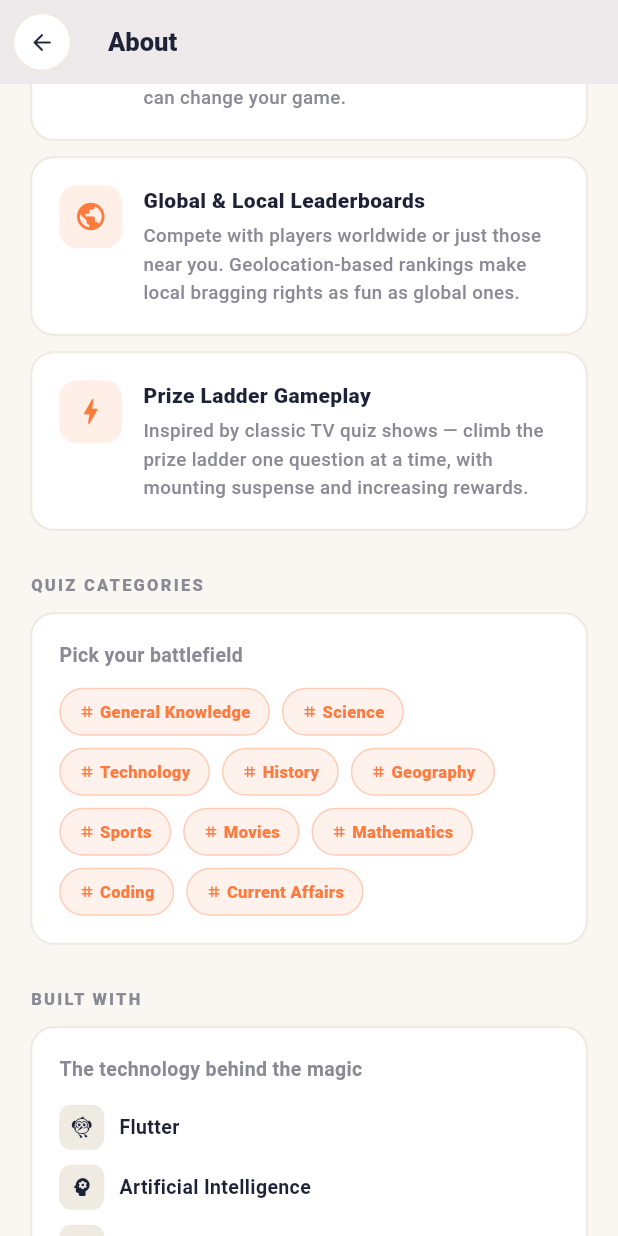
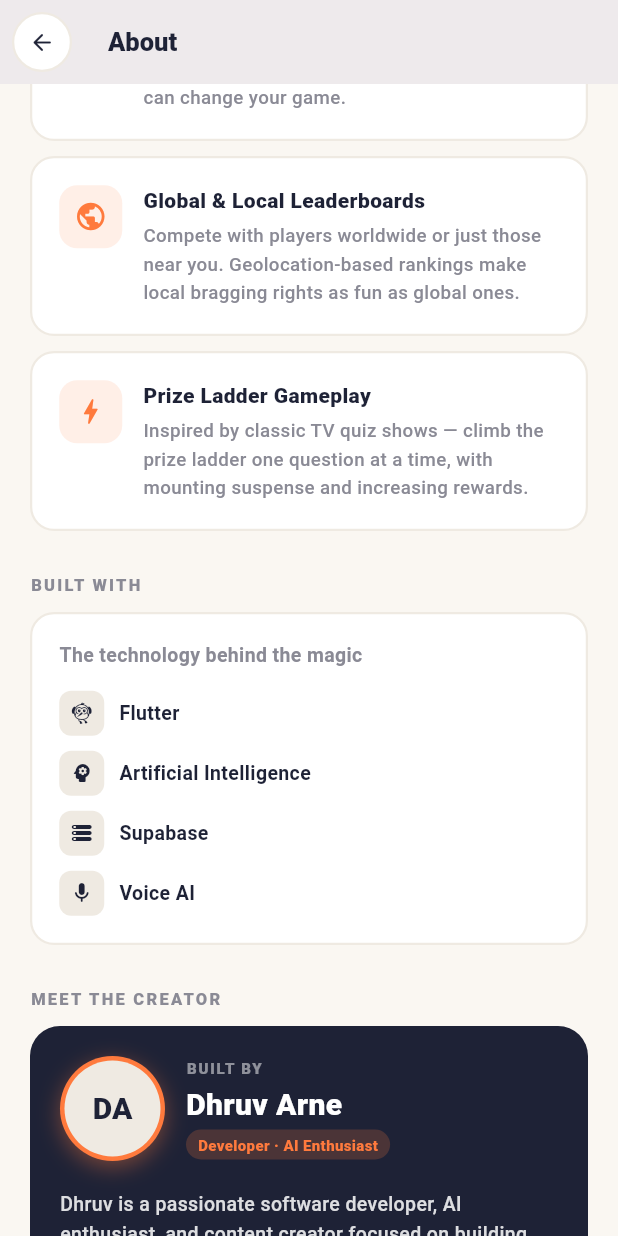
Before and after one commit to dhruvarne22/QuizBit_2, a Flutter app: the AboutUsScreen screen opened directly, scrolled down 1152 dp, on a phone screen of 412 x 824 dp. Run offline on Flutter 3.47's test engine with Material 3 defaults, Android fonts, the phone set to English and light mode, and no system bars; our stand-ins replace carousel_slider, flutter_dotenv, geolocator, google_mobile_ads, lottie, permission_handler and 2 more; missing offline and left inert: vapi; accounts and stored records are empty.

Commit message:
Project Updated

```diff
--- a/lib/features/aboutus/aboutus_screen.dart
+++ b/lib/features/aboutus/aboutus_screen.dart
@@ -1,4 +1,5 @@
 import 'package:flutter/material.dart';
+import 'package:url_launcher/url_launcher.dart';
 
 class AboutUsScreen extends StatefulWidget {
   const AboutUsScreen({super.key});
@@ -173,11 +174,11 @@ class _AboutUsScreenState extends State<AboutUsScreen>
                 // ============================================
                 // CATEGORIES
                 // ============================================
-                _animated(_sectionLabel("QUIZ CATEGORIES"), delay: 0.38),
-                const SizedBox(height: 10),
-                _animated(_buildCategoriesCard(), delay: 0.4),
+                // _animated(_sectionLabel("QUIZ CATEGORIES"), delay: 0.38),
+                // const SizedBox(height: 10),
+                // _animated(_buildCategoriesCard(), delay: 0.4),
 
-                const SizedBox(height: 28),
+                // const SizedBox(height: 28),
 
                 // ============================================
                 // BUILT WITH
@@ -870,15 +871,14 @@ class _AboutUsScreenState extends State<AboutUsScreen>
           const SizedBox(height: 10),
           Row(
             children: [
-              _socialIcon(Icons.code_rounded, "GitHub"),
+              _socialIcon(Icons.code_rounded, "GitHub", "https://github.com/dhruvarne22"),
+
               const SizedBox(width: 8),
-              _socialIcon(Icons.alternate_email_rounded, "Twitter"),
+              _socialIcon(Icons.play_circle_fill_rounded, "YouTube", "https://www.youtube.com/c/codewithdhruv"),
               const SizedBox(width: 8),
-              _socialIcon(Icons.play_circle_fill_rounded, "YouTube"),
+              _socialIcon(Icons.business_center_rounded, "LinkedIn", "https://in.linkedin.com/in/dhananjayarne"),
               const SizedBox(width: 8),
-              _socialIcon(Icons.business_center_rounded, "LinkedIn"),
-              const SizedBox(width: 8),
-              _socialIcon(Icons.mail_outline_rounded, "Email"),
+              _socialIcon(Icons.mail_outline_rounded, "Email" ,"http://emailto:codewithdhruv22@gmail.com/"),
             ],
           ),
         ],
@@ -886,8 +886,12 @@ class _AboutUsScreenState extends State<AboutUsScreen>
     );
   }
 
-  Widget _socialIcon(IconData icon, String tooltip) {
+  Widget _socialIcon(IconData icon, String tooltip, String url) {
     return Expanded(
+      child: GestureDetector(
+        onTap: () async{
+           await  launchUrl(Uri.parse(url));
+        },
         child: Tooltip(
           message: tooltip,
           child: Container(
@@ -898,6 +902,7 @@ class _AboutUsScreenState extends State<AboutUsScreen>
               border: Border.all(color: Colors.white.withOpacity(0.08)),
             ),
             child: Icon(icon, color: Colors.white, size: 18),
+          ),
         ),
       ),
     );
--- a/lib/widgets/homeDrawer.dart
+++ b/lib/widgets/homeDrawer.dart
@@ -114,6 +114,7 @@ class HomeDrawer extends StatelessWidget {
   @override
   Widget build(BuildContext context) {
     final profile = ProfileSession.profile;
+
     final isLoggedIn = ProfileSession.isLoggedIn;
 
     return Drawer(
@@ -175,7 +176,7 @@ class HomeDrawer extends StatelessWidget {
                   _DrawerItem(
                     icon: Icons.account_balance_wallet_outlined,
                     label: "Wallet",
-                    trailing: "₹${profile?.money ?? 0}",
+                    trailing: profile  == null ? "Login" : "₹${profile.money}"  ,
                     highlightTrailing: true,
                     onTap: () {
                         SnackbarHelper.showInfo(context, "Feature will come soon.");
--- a/lib/widgets/quizDrawer.dart
+++ b/lib/widgets/quizDrawer.dart
@@ -44,6 +44,7 @@ class QuizDrawer extends StatelessWidget {
 
     final profileName = ProfileSession.profile?.name ?? "Player";
     final profilePic = ProfileSession.profile?.profile_pic_url;
+
 
     // Find current rung index for progress
     final currentIndex = prizes.indexOf(que_money);
--- a/pubspec.yaml
+++ b/pubspec.yaml
@@ -1,7 +1,7 @@
 name: quizbit_2
 description: "A new Flutter project."
 publish_to: 'none'
-version: 2.1.0+4
+version: 2.1.0+5
 
 environment:
   sdk: ^3.9.2
@@ -23,6 +23,7 @@ dependencies:
   rename: ^3.1.0
   flutter_launcher_icons: ^0.14.4
   flutter_dotenv: ^6.0.1
+  url_launcher: ^6.3.2
 
 dev_dependencies:
   flutter_test:
```
Also changed, not shown: lib/features/helpnsupport/help_screen.dart (+22 -21 lines), pubspec.lock, 1 other file. Lines whose indentation alone changed are shown as unchanged.
